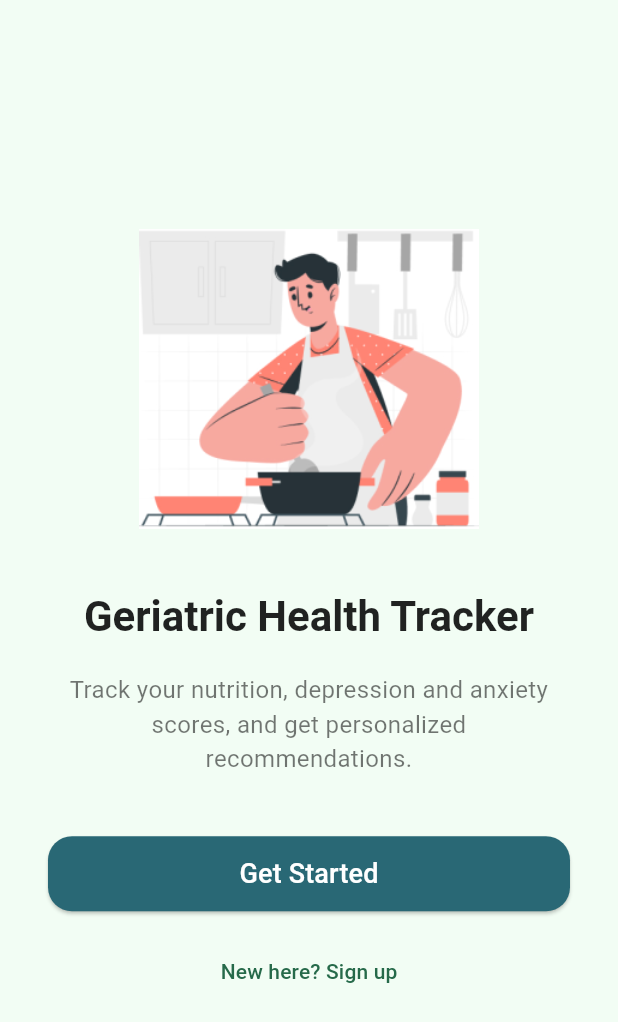
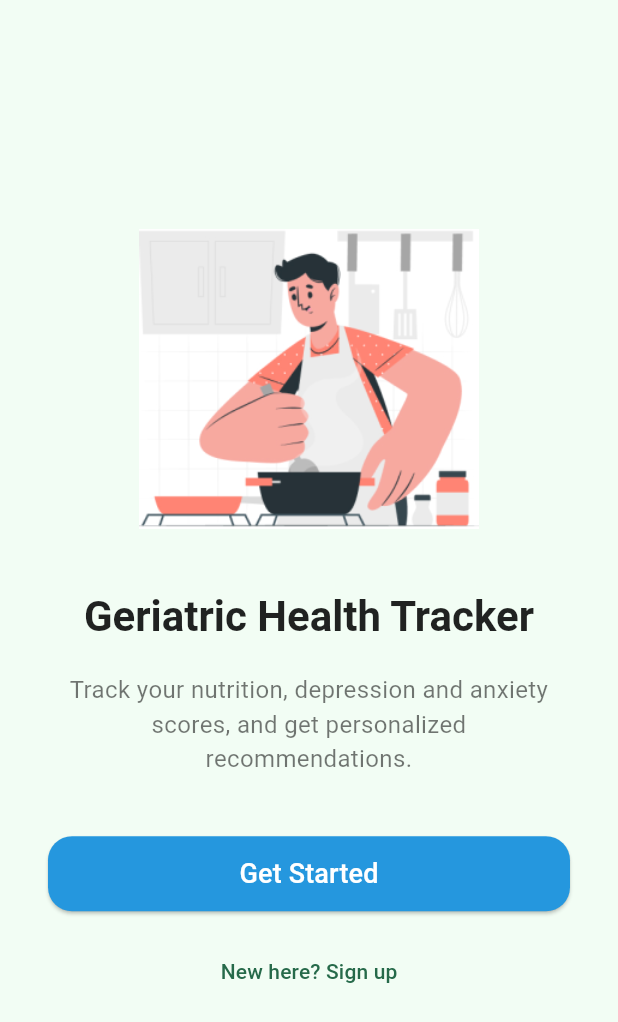
Before and after one commit to Jahnavibs03/geriatric_diet_recommendation, a Flutter app: the screen it shows after launch, on a phone screen of 412 x 824 dp. Shown: the top 1022 px of the screen. Run offline on Flutter 3.47's test engine with Material 3 defaults, Android fonts, the phone set to English and light mode, and no system bars; our stand-ins replace hive, hive_flutter; accounts and stored records are empty.

Commit message:
colorchange

```diff
--- a/lib/main.dart
+++ b/lib/main.dart
@@ -72,7 +72,7 @@ class HomePage extends StatelessWidget {
                 const SizedBox(height: 40),
                 ElevatedButton(
                   style: ElevatedButton.styleFrom(
-                    backgroundColor:  const Color.fromARGB(255, 41, 104, 117),
+                    backgroundColor:  const Color.fromARGB(255, 37, 151, 222),
                     minimumSize: Size(double.infinity, 50),
                     shape: RoundedRectangleBorder(
                       borderRadius: BorderRadius.circular(16),
```
Also changed, not shown: 63 other files.
